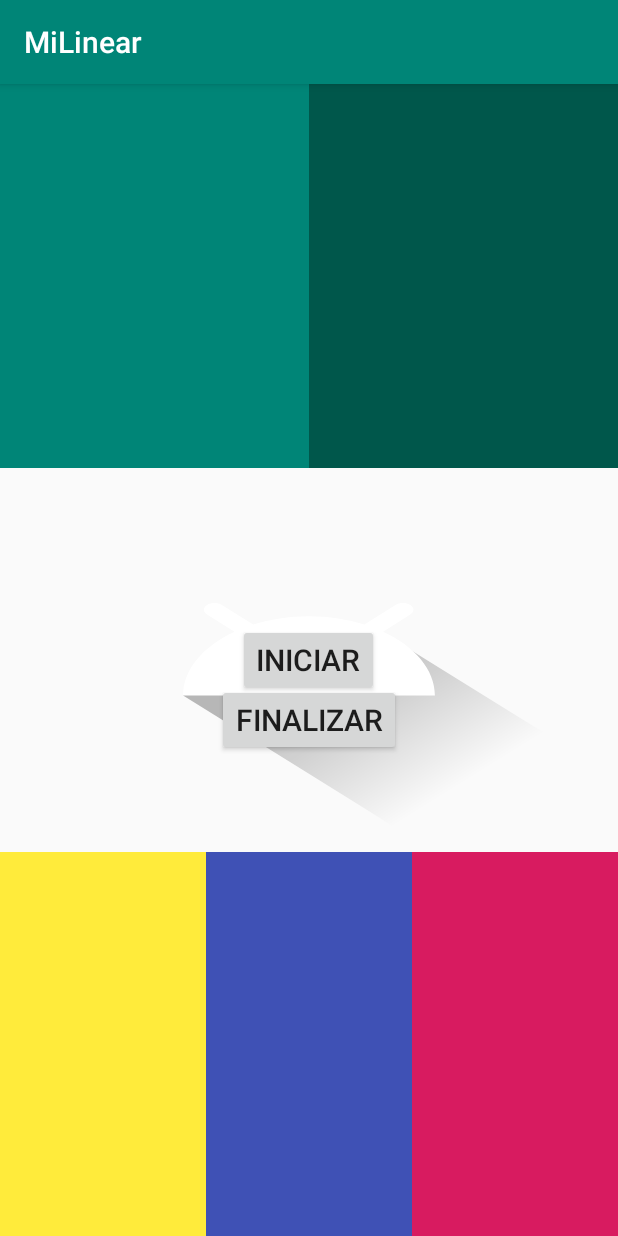
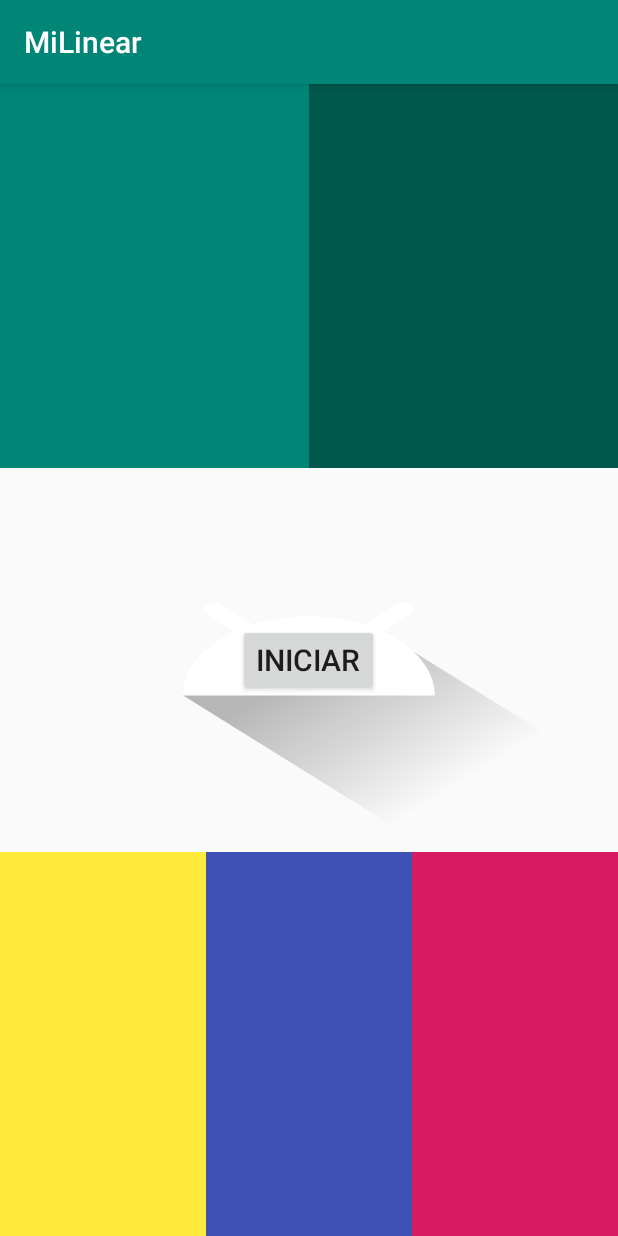
Before and after one commit to reejulu/test, an Android app: the screen it shows after launch (EjercicioPresionarColoresVersion1), on a phone screen of 412 x 824 dp. Run offline under Robolectric (Android 15) with nearby library versions, the phone set to English and light mode, and no system bars.

Commit message:
version 01bis con paso del objeto view desde el linearlayout

```diff
--- a/app/src/main/java/com/example/milinear/EjercicioPresionarColoresVersion1.java
+++ b/app/src/main/java/com/example/milinear/EjercicioPresionarColoresVersion1.java
@@ -106,6 +106,8 @@ public class EjercicioPresionarColoresVersion1 extends AppCompatActivity {
                 Log.i("test", "numero de veces " + num_veces);
                 if (num_veces == 6) {
                     continuar(cajatocada);
+                    Button b = findViewById(R.id.boton_no);
+                    b.setVisibility(View.VISIBLE);
                     //salir();
                 }
             } else {
@@ -124,7 +126,6 @@ public class EjercicioPresionarColoresVersion1 extends AppCompatActivity {
         x.setVisibility(View.VISIBLE);
         x.append(" continuar? si",0,14);
         inicio = false;
-       // finalizar.setVisibility(View.VISIBLE);
     }
 
     public void salir(){
--- a/app/src/main/res/layout/activity_ejercicio_presionar_colores.xml
+++ b/app/src/main/res/layout/activity_ejercicio_presionar_colores.xml
@@ -108,5 +108,6 @@
         android:textSize="20sp"
         android:layout_marginTop="40sp"
         android:layout_gravity="center"
+        android:visibility="invisible"
         android:onClick="finalizarsi"/>
 </FrameLayout>
```
